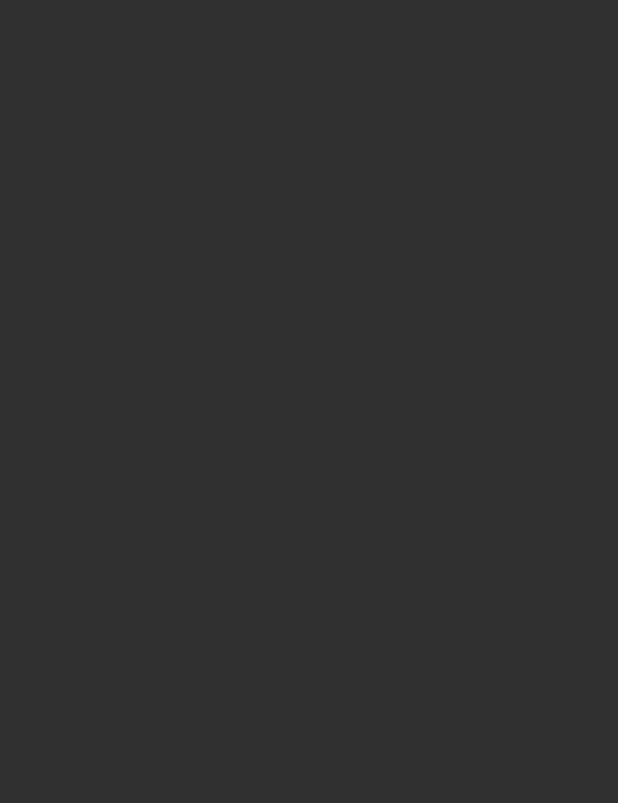
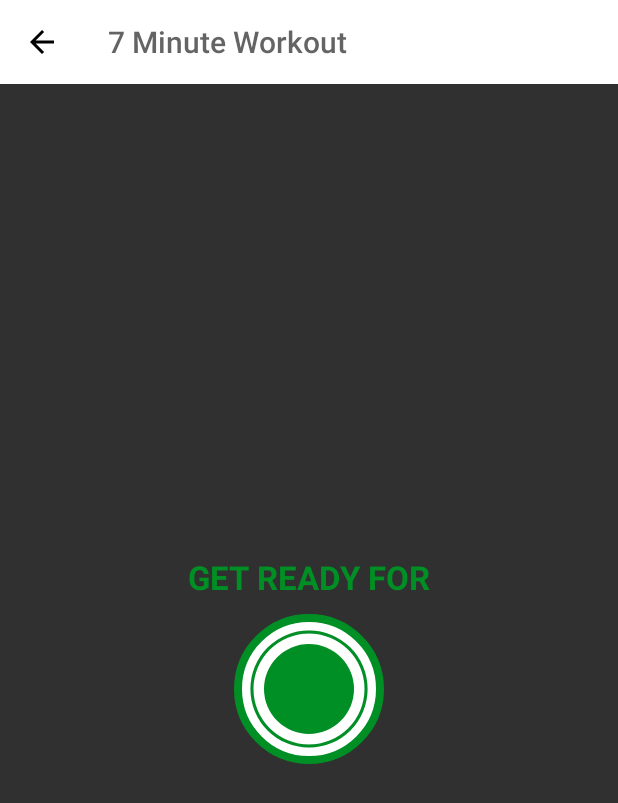
Before and after one commit to CodyLeNew9/My7MinuteWorkout, an Android app: the ExerciseActivity screen opened directly, with no data from a screen before it, on a phone screen of 412 x 824 dp. Before the commit the part shown is empty. Shown: the top 803 px of the screen. Run offline under Robolectric (Android 15) with nearby library versions, the phone set to English and light mode, and no system bars.

Commit message:
Activity XML

```diff
--- a/app/src/main/java/com/example/my7minuteworkout/ExerciseActivity.kt
+++ b/app/src/main/java/com/example/my7minuteworkout/ExerciseActivity.kt
@@ -2,10 +2,25 @@ package com.example.my7minuteworkout
 
 import androidx.appcompat.app.AppCompatActivity
 import android.os.Bundle
+import kotlinx.android.synthetic.main.activity_exercise.*
 
 class ExerciseActivity : AppCompatActivity() {
     override fun onCreate(savedInstanceState: Bundle?) {
         super.onCreate(savedInstanceState)
         setContentView(R.layout.activity_exercise)
+
+        //Setups as an action bar
+        setSupportActionBar(toolbar_exercise_activity)
+        val actionBar = supportActionBar
+
+        // gives action bar back button
+        if (actionBar != null) {
+            actionBar.setDisplayHomeAsUpEnabled(true)
+        }
+
+        // makes action bar back button work like screen back button
+        toolbar_exercise_activity.setNavigationOnClickListener {
+            onBackPressed()
+        }
     }
 }
--- /dev/null
+++ b/app/src/main/res/drawable/circular_progress_bar.xml
@@ -0,0 +1,17 @@
+<?xml version="1.0" encoding="utf-8"?>
+<!--TODO(Step 8 - Adding a circular shaped progress bar view as an active state for the Get Ready View.)-->
+<!--START-->
+<layer-list xmlns:android="http://schemas.android.com/apk/res/android">
+    <item>
+        <shape
+            android:innerRadiusRatio="2.7"
+            android:shape="ring"
+            android:thicknessRatio="50.0"
+            android:useLevel="true">
+
+            <solid android:color="@color/colorAccent" />
+
+        </shape>
+    </item>
+</layer-list>
+<!--END-->
--- /dev/null
+++ b/app/src/main/res/drawable/circular_progress_gray.xml
@@ -0,0 +1,16 @@
+<?xml version="1.0" encoding="utf-8"?>
+<!--TODO(Step 9 - Adding a circular shape progress bar view as completed state for the Get Ready View.)-->
+<!--START-->
+<layer-list xmlns:android="http://schemas.android.com/apk/res/android">
+    <item>
+        <shape
+            android:innerRadiusRatio="2.7"
+            android:shape="ring"
+            android:thicknessRatio="50.0"
+            android:useLevel="false">
+
+            <solid android:color="#D4DEE7" />
+        </shape>
+    </item>
+</layer-list>
+<!--END-->
--- /dev/null
+++ b/app/src/main/res/drawable/item_circular_color_accent_background.xml
@@ -0,0 +1,9 @@
+<?xml version="1.0" encoding="utf-8"?>
+<!--TODO(Step 10 - Adding a background to the timer "remaining time text".)-->
+<!--START-->
+<shape xmlns:android="http://schemas.android.com/apk/res/android"
+    android:shape="oval">
+
+    <solid android:color="@color/colorAccent"/>
+</shape>
+<!--END-->
--- a/app/src/main/res/drawable/item_circular_color_accent_border.xml
+++ b/app/src/main/res/drawable/item_circular_color_accent_border.xml
@@ -1,5 +1,5 @@
 <?xml version="1.0" encoding="utf-8"?>
-<!--TODO(Step 4 - Adding an oval shape for the start button and it will use this in "item_color_accent_border_ripple_background.xml".)-->
+<!--TODO(Step 7 - Adding a background as circular border to the Get Ready View.)-->
 <!--START-->
 <shape xmlns:android="http://schemas.android.com/apk/res/android"
     android:shape="oval">
--- a/app/src/main/res/drawable/item_color_accent_border_ripple_background.xml
+++ b/app/src/main/res/drawable/item_color_accent_border_ripple_background.xml
@@ -1,8 +1,6 @@
 <?xml version="1.0" encoding="utf-8"?>
-<!--TODO(Step 5 - Adding a custom ripple effect to the custom start button)-->
-<!--START-->
 <ripple xmlns:android="http://schemas.android.com/apk/res/android"
-    android:color="@color/colorHighlighted">
+    android:color="#C4C4C4">
     <item android:id="@android:id/mask">
         <shape android:shape="oval">
             <solid android:color="#000000" />
@@ -11,4 +9,3 @@
 
     <item android:drawable="@drawable/item_circular_color_accent_border" />
 </ripple>
-<!--END-->
--- a/app/src/main/res/layout/activity_exercise.xml
+++ b/app/src/main/res/layout/activity_exercise.xml
@@ -1,9 +1,75 @@
 <?xml version="1.0" encoding="utf-8"?>
-<androidx.constraintlayout.widget.ConstraintLayout xmlns:android="http://schemas.android.com/apk/res/android"
-    xmlns:app="http://schemas.android.com/apk/res-auto"
+<RelativeLayout xmlns:android="http://schemas.android.com/apk/res/android"
     xmlns:tools="http://schemas.android.com/tools"
     android:layout_width="match_parent"
     android:layout_height="match_parent"
-    tools:context=".ExerciseActivity">
+    xmlns:app="http://schemas.android.com/apk/res-auto"
+    tools:context=".ExerciseActivity"
+    android:orientation="vertical">
 
-</androidx.constraintlayout.widget.ConstraintLayout>
+    <androidx.appcompat.widget.Toolbar
+        android:id="@+id/toolbar_exercise_activity"
+        android:layout_width="match_parent"
+        android:layout_height="?android:attr/actionBarSize"
+        android:background="#FFFFFF"
+        app:titleTextColor="@color/colorPrimary"
+        android:theme="@style/ToolbarTheme"
+        />
+
+    <LinearLayout
+        android:id="@+id/llRestView"
+        android:layout_width="match_parent"
+        android:layout_height="match_parent"
+        android:layout_below="@id/toolbar_exercise_activity"
+        android:gravity="center"
+        android:orientation="vertical"
+        android:visibility="visible">
+
+        <TextView
+            android:layout_width="wrap_content"
+            android:layout_height="wrap_content"
+            android:text="GET READY FOR"
+            android:textColor="@color/colorAccent"
+            android:textSize="22sp"
+            android:textStyle="bold" />
+
+        <FrameLayout
+            android:layout_width="100dp"
+            android:layout_height="100dp"
+            android:layout_marginTop="10dp"
+            android:background="@drawable/item_circular_color_accent_border">
+
+            <ProgressBar
+                android:id="@+id/progressBar"
+                style="?android:attr/progressBarStyleHorizontal"
+                android:layout_width="100dp"
+                android:layout_height="100dp"
+                android:layout_gravity="center"
+                android:background="@drawable/circular_progress_gray"
+                android:indeterminate="false"
+                android:max="10"
+                android:progress="100"
+                android:progressDrawable="@drawable/circular_progress_bar"
+                android:rotation="-90" />
+
+            <LinearLayout
+                android:layout_width="60dp"
+                android:layout_height="60dp"
+                android:layout_gravity="center"
+                android:background="@drawable/item_circular_color_accent_background"
+                android:gravity="center">
+
+                <TextView
+                    android:id="@+id/tvTimer"
+                    android:layout_width="wrap_content"
+                    android:layout_height="wrap_content"
+                    android:textColor="#FFFFFF"
+                    android:textSize="25sp"
+                    android:textStyle="bold"
+                    tools:text="10" />
+            </LinearLayout>
+        </FrameLayout>
+    </LinearLayout>
+
+
+</RelativeLayout>
--- a/app/src/main/res/values/colors.xml
+++ b/app/src/main/res/values/colors.xml
@@ -7,5 +7,7 @@
 
     <color name="colorHighlighted">#C4C4C4</color>
     <color name="colorWhite">#FFFFFF</color>
+    <color name="toolbar_color_control_normal">#000000</color>
+
 
 </resources>
--- a/app/src/main/res/values/strings.xml
+++ b/app/src/main/res/values/strings.xml
@@ -1,5 +1,5 @@
 <resources>
-    <string name="app_name">7 Minutes Workout</string>
+    <string name="app_name">7 Minute Workout</string>
 
     <!--TODO(Step 3 - Defining the image content Description in string.xml)-->
     <!--START-->
--- a/app/src/main/res/values/styles.xml
+++ b/app/src/main/res/values/styles.xml
@@ -8,4 +8,9 @@
         <item name="colorAccent">@color/colorAccent</item>
     </style>
 
+    <style name="ToolbarTheme" parent="@style/ThemeOverlay.AppCompat.ActionBar">
+        <!-- Customize color of navigation drawer icon and back arrow -->
+        <item name="colorControlNormal">@color/toolbar_color_control_normal</item>
+    </style>
+
 </resources>
```
